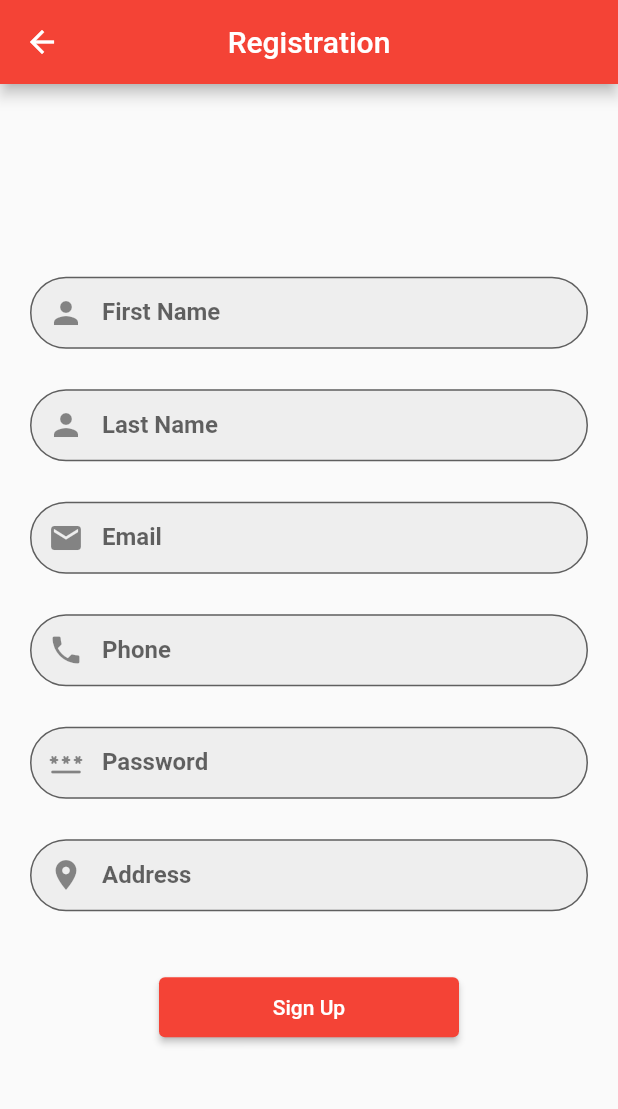
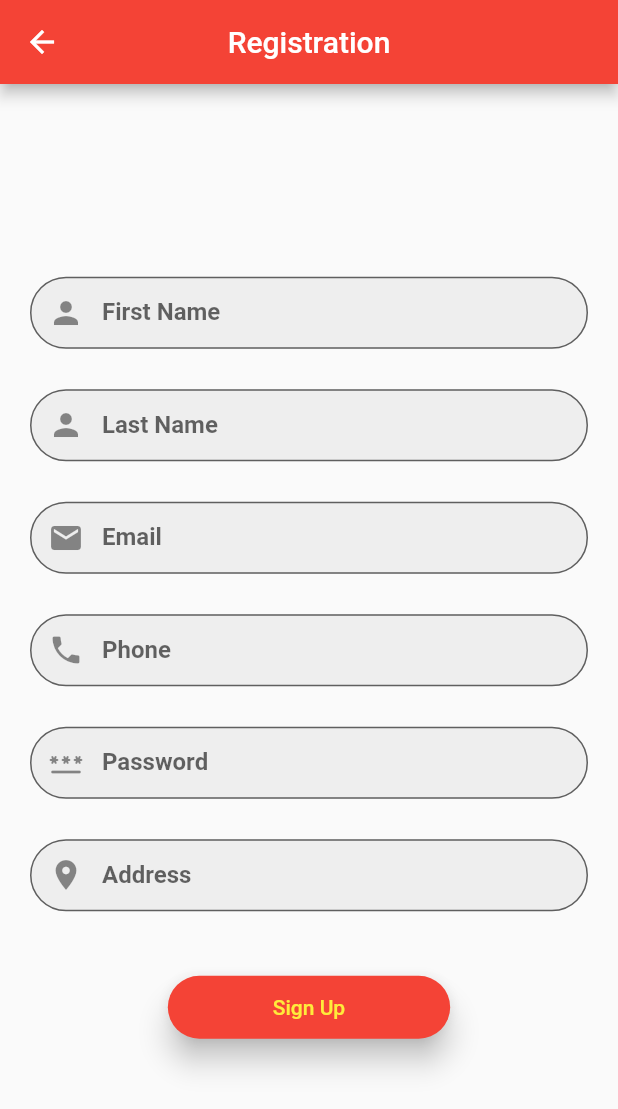
Before and after one commit to XpertBotTeam/DigitalMenuandOrderingSystem, a Flutter app: the screen it shows after launch, after a tap on "Sign Up", on a phone screen of 412 x 824 dp. Shown: the top 1109 px of the screen. Run offline on Flutter 3.47's test engine with Material 2 defaults, Android fonts, the light colour scheme and no system bars; our stand-ins replace flutter_rating_bar, flutter_spinkit; network calls fail.

Commit message:
Updating login page style

```diff
--- a/lib/login_page.dart
+++ b/lib/login_page.dart
@@ -14,7 +14,7 @@ class MyApp extends StatelessWidget {
     return Scaffold(
       backgroundColor: Colors.white,
       appBar: AppBar(
-        title: const Text('Digital Ordering Menu'),
+        title: const Text('BORCELLE'),
         centerTitle: true,
         backgroundColor: Colors.red,
       ),
@@ -29,9 +29,17 @@ class MyApp extends StatelessWidget {
                 Image.asset('Assets/food.png', height: 280),
                 const SizedBox(height: 10),
                 Padding(
-                  padding: const EdgeInsets.symmetric(horizontal: 30),
+                  padding: const EdgeInsets.symmetric(horizontal: 10, vertical: 10),
+
                   child: TextFormField(
-                    decoration: const InputDecoration(labelText: 'Email'),
+                    decoration: InputDecoration(
+                        labelText: 'Email',
+                        labelStyle: const TextStyle(fontWeight: FontWeight.w600),
+                        prefixIcon: const Icon(Icons.email),
+                        border: OutlineInputBorder(
+                          borderRadius: BorderRadius.circular(25.0),
+                       ),
+                    ),
                     controller: emailController,
                     validator: (value) {
                       if (value!.isEmpty) {
@@ -43,10 +51,21 @@ class MyApp extends StatelessWidget {
                 ),
                 const SizedBox(height: 10),
                 Padding(
-                  padding: const EdgeInsets.symmetric(horizontal: 30),
+                  padding: const EdgeInsets.symmetric(horizontal: 10, vertical: 10),
                   child: TextFormField(
                     obscureText: true,
-                    decoration: const InputDecoration(labelText: 'Password', ),
+                    decoration: InputDecoration(
+                      labelText: 'Password',
+                      labelStyle: const TextStyle(fontWeight: FontWeight.w600),
+                      prefixIcon: const Icon(Icons.password),
+                      border: OutlineInputBorder(
+                        borderRadius: BorderRadius.circular(25.0),
+                      ),
+
+
+
+
+                    ),
                     controller: passwordController,
                     validator: (value) {
                       if (value!.isEmpty) {
@@ -64,9 +83,14 @@ class MyApp extends StatelessWidget {
                       onPressed: () {
                         handleLogin(context);
                       },
-                      style: ButtonStyle(
-                        minimumSize: MaterialStateProperty.all(const Size(60, 30)),
-                        backgroundColor: MaterialStateProperty.all(Colors.yellow[800]),
+                      style: ElevatedButton.styleFrom(
+                        primary: Colors.yellow,
+                        onPrimary: Colors.red,
+                        padding: const EdgeInsets.symmetric(horizontal: 30, vertical: 12),
+                        shape: RoundedRectangleBorder(
+                          borderRadius: BorderRadius.circular(25.0),
+                        ),
+                        elevation: 8,
                       ),
                       child: const Text('Log In'),
                     ),
@@ -74,9 +98,14 @@ class MyApp extends StatelessWidget {
                       onPressed: () {
                         Navigator.push(context, MaterialPageRoute(builder: (context) => const MyForm()));
                       },
-                      style: ButtonStyle(
-                        minimumSize: MaterialStateProperty.all(const Size(60, 30)),
-                        backgroundColor: MaterialStateProperty.all(Colors.red),
+                      style: ElevatedButton.styleFrom(
+                        primary: Colors.red,
+                        onPrimary: Colors.yellow,
+                        padding: const EdgeInsets.symmetric(horizontal: 30, vertical: 12),
+                        shape: RoundedRectangleBorder(
+                          borderRadius: BorderRadius.circular(25.0),
+                        ),
+                        elevation: 8,
                       ),
                       child: const Text('Sign Up'),
                     )
--- a/lib/register.dart
+++ b/lib/register.dart
@@ -206,10 +206,14 @@ class MyForm extends StatefulWidget {
                           _submitForm();
                         }
                       },
-                      style: ButtonStyle(
-                        minimumSize: MaterialStateProperty.all(
-                            const Size(200, 40)),
-                        backgroundColor: MaterialStateProperty.all(Colors.red),
+                      style: ElevatedButton.styleFrom(
+                        primary: Colors.red,
+                        onPrimary: Colors.yellow,
+                        padding: const EdgeInsets.symmetric(horizontal: 70, vertical: 13),
+                        shape: RoundedRectangleBorder(
+                          borderRadius: BorderRadius.circular(25.0),
+                        ),
+                        elevation: 8,
                       ),
                       child: const Text('Sign Up'),
 
```
